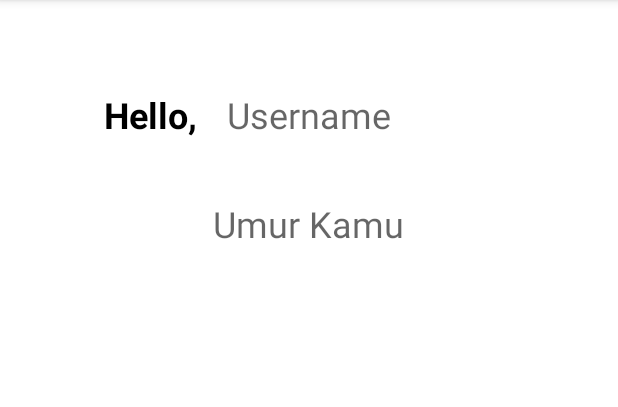
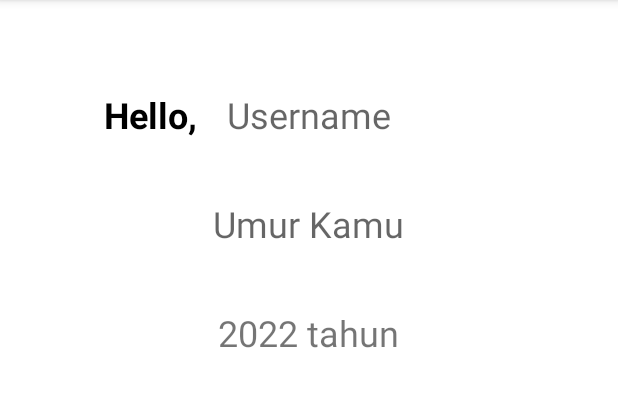
Before and after one commit to ridiculousigit/chaptertigatopiclima, an Android app: the FragmentHome screen opened through its navigation route, after a tap on "HITUNG", on a phone screen of 412 x 824 dp, the part 84-491 px from its top. Run offline under Robolectric (Android 15) with nearby library versions, the phone set to English and light mode, and no system bars; 1 statement that could not run was skipped.

Commit message:
Initial commit

```diff
--- a/app/src/main/java/binar/academy/chaptertigatopiclima/FragmentHome.kt
+++ b/app/src/main/java/binar/academy/chaptertigatopiclima/FragmentHome.kt
@@ -1,14 +1,13 @@
 package binar.academy.chaptertigatopiclima
 
 import android.os.Bundle
-import androidx.fragment.app.Fragment
 import android.view.LayoutInflater
 import android.view.View
 import android.view.ViewGroup
+import android.widget.Toast
+import androidx.fragment.app.Fragment
 import androidx.navigation.Navigation
 import kotlinx.android.synthetic.main.fragment_home.*
-import kotlinx.android.synthetic.main.fragment_login.*
-import kotlinx.android.synthetic.main.fragment_profile.*
 
 class FragmentHome : Fragment() {
 
@@ -21,13 +20,36 @@ class FragmentHome : Fragment() {
     }
 
     override fun onViewCreated(view: View, savedInstanceState: Bundle?) {
+        // Re-call data username from LoginFragment
         super.onViewCreated(view, savedInstanceState)
+        val getUsername = arguments?.getString("loginname")
+        yourName.text = getUsername
+        val gotUsername = yourName.text.toString()
+
+        Toast.makeText(context, "Profil User : $gotUsername", Toast.LENGTH_SHORT).show()
+
+        // Home Option to go back to LoginFragment
+        opHome.setOnClickListener {
+            Navigation.findNavController(view).navigate(R.id.action_fragmentHome_to_fragmentLogin)
+        }
+
+        // Profile Option to navigate to ProfileFragment
         opProfile.setOnClickListener {
+            /*val yourProfile = Bundle()
+            yourProfile.putString("userpro", gotUsername)*/
+
             Navigation.findNavController(view).navigate(R.id.action_fragmentHome_to_fragmentProfile)
         }
 
+        // Hitung Button to calculate User Age
         btnHitung.setOnClickListener {
-            Navigation.findNavController(view).navigate(R.id.action_fragmentHome_to_fragmentUmur)
+            val getYear = inTahun.text.toString().toInt()
+            val getAge = (2022 - getYear).toString()
+            val yourAge = Bundle()
+            yourAge.putString("userage", gotUsername)
+            yourAge.putString("age", getAge)
+
+            Navigation.findNavController(view).navigate(R.id.action_fragmentHome_to_fragmentUmur, yourAge)
         }
     }
 }
--- a/app/src/main/java/binar/academy/chaptertigatopiclima/FragmentUmur.kt
+++ b/app/src/main/java/binar/academy/chaptertigatopiclima/FragmentUmur.kt
@@ -1,10 +1,13 @@
 package binar.academy.chaptertigatopiclima
 
+import android.annotation.SuppressLint
 import android.os.Bundle
 import androidx.fragment.app.Fragment
 import android.view.LayoutInflater
 import android.view.View
 import android.view.ViewGroup
+import android.widget.Toast
+import kotlinx.android.synthetic.main.fragment_umur.*
 
 class FragmentUmur : Fragment() {
 
@@ -15,4 +18,16 @@ class FragmentUmur : Fragment() {
         // Inflate the layout for this fragment
         return inflater.inflate(R.layout.fragment_umur, container, false)
     }
+
+    @SuppressLint("SetTextI18n")
+    override fun onViewCreated(view: View, savedInstanceState: Bundle?) {
+        super.onViewCreated(view, savedInstanceState)
+        // Re-call value data username and their ages
+        val getUsername = arguments?.getString("userage")
+        val getUserage = arguments?.getString("age")
+        yourName3.text = getUsername
+        hasilUmur.text = "$getUserage tahun"
+
+        Toast.makeText(context, getUserage, Toast.LENGTH_SHORT).show()
+    }
 }
--- a/app/src/main/res/layout/fragment_home.xml
+++ b/app/src/main/res/layout/fragment_home.xml
@@ -9,10 +9,12 @@
     <!-- Fragment Home -->
     <RelativeLayout
         android:layout_width="match_parent"
-        android:layout_height="match_parent">
+        android:layout_height="match_parent"
+        tools:ignore="UselessParent">
 
         <!--Home Option-->
         <com.google.android.material.textview.MaterialTextView
+            android:id="@+id/opHome"
             android:layout_width="wrap_content"
             android:layout_height="wrap_content"
             android:layout_alignParentStart="true"
--- a/app/src/main/res/layout/fragment_register.xml
+++ b/app/src/main/res/layout/fragment_register.xml
@@ -91,7 +91,7 @@
                         android:layout_gravity="center"
                         android:hint="@string/field_name"
                         android:imeOptions="actionDone"
-                        android:inputType="textPassword"
+                        android:inputType="textPersonName"
                         android:maxLines="1"
                         android:singleLine="true"
                         android:textColor="@color/black"
--- a/app/src/main/res/navigation/navigation.xml
+++ b/app/src/main/res/navigation/navigation.xml
@@ -39,6 +39,12 @@
         <action
             android:id="@+id/action_fragmentHome_to_fragmentUmur"
             app:destination="@id/fragmentUmur" />
+        <action
+            android:id="@+id/action_fragmentHome_to_fragmentLogin"
+            app:destination="@id/fragmentLogin" />
+        <action
+            android:id="@+id/action_fragmentHome_to_fragmentRegister"
+            app:destination="@id/fragmentRegister" />
     </fragment>
     <fragment
         android:id="@+id/fragmentRegister"
@@ -77,5 +83,8 @@
         <action
             android:id="@+id/action_fragmentProfile_to_fragmentHome"
             app:destination="@id/fragmentHome" />
+        <action
+            android:id="@+id/action_fragmentProfile_to_fragmentRegister"
+            app:destination="@id/fragmentRegister" />
     </fragment>
 </navigation>
```
Also changed, not shown: app/src/main/java/binar/academy/chaptertigatopiclima/FragmentLogin.kt (+21 -1 lines), app/src/main/java/binar/academy/chaptertigatopiclima/FragmentProfile.kt (+11 -0 lines), app/src/main/java/binar/academy/chaptertigatopiclima/FragmentRegister.kt (+11 -1 lines).
